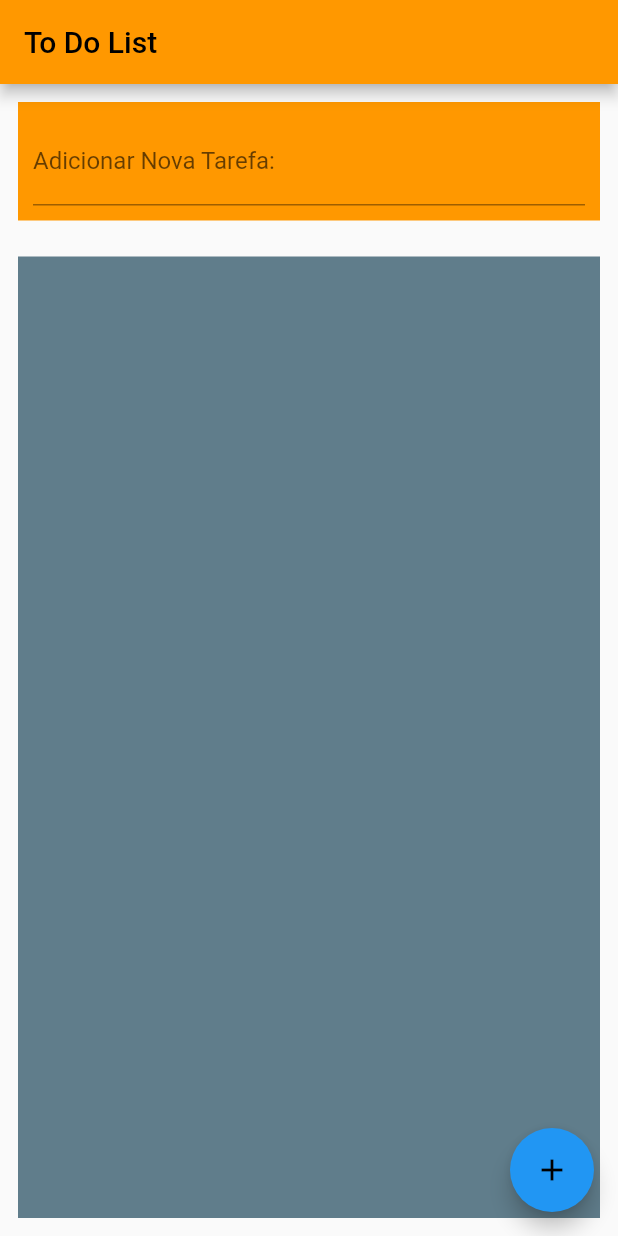
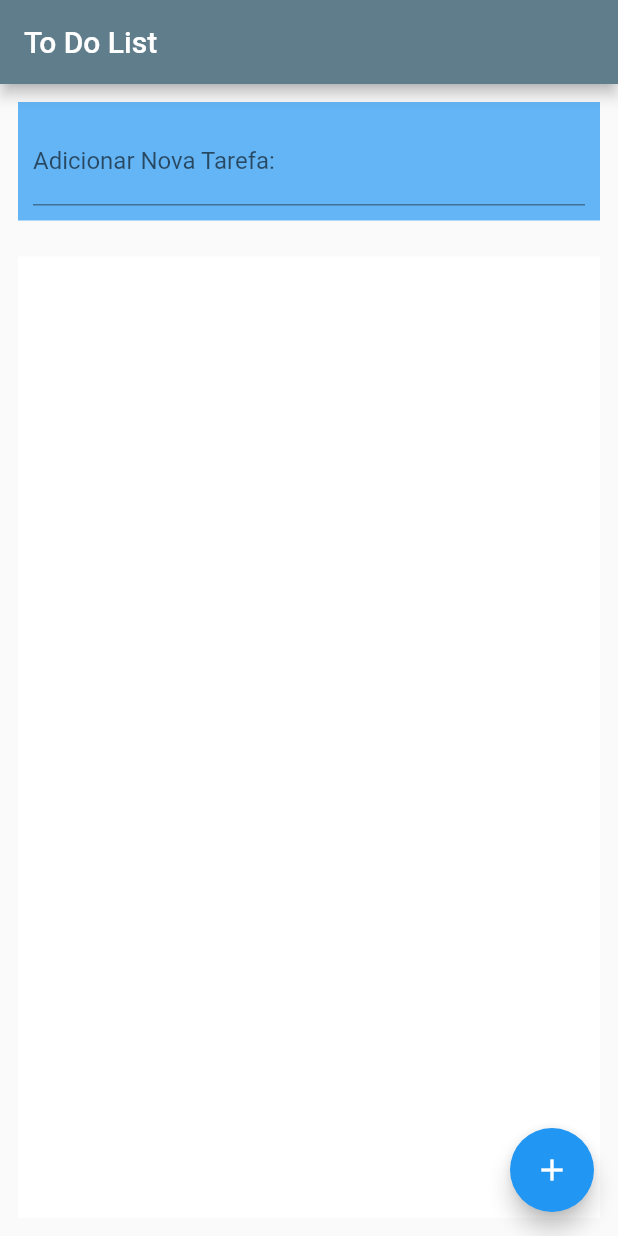
Before and after one commit to Julio-JC/Lista_de_Tarefas, a Flutter app: the screen it shows after launch, on a phone screen of 412 x 824 dp. Run offline on Flutter 3.47's test engine with Material 2 defaults, Android fonts, the phone set to English and light mode, and no system bars; our stand-ins replace shared_preferences.

Commit message:
Atualização

```diff
--- a/lista_de_tarefas/lib/home_page.dart
+++ b/lista_de_tarefas/lib/home_page.dart
@@ -1,5 +1,4 @@
 import 'dart:convert';
-
 import 'package:flutter/material.dart';
 import 'package:shared_preferences/shared_preferences.dart';
 import 'models/item.dart';
@@ -38,6 +37,7 @@ class _HomePageState extends State<HomePage> {
         Item(tarefa: controleDeTarefa.text, done: false),
       );
       controleDeTarefa.clear();
+      save();
     });
   }
 
@@ -45,18 +45,34 @@ class _HomePageState extends State<HomePage> {
   void remover(int index) {
     setState(() {
       widget.item.removeAt(index);
+      save();
     });
   }
 
-  // é criado uma função() assincrona por que ela não ocorre em tempo real, por istro usa o async{}
+  // é criado uma função() assincrona por que ela não ocorre em tempo real, por isto usa o async{}
   // Ele vai aguardar até que o SharedPreferences.getInstance() seja carregado.
+  // A documentação mostra como usar a API e como usar a shered pefeence com o await.
   Future carregar() async {
     var prefs = await SharedPreferences.getInstance();
-    var dados = prefs.getString('dados');
+    var data = prefs.getString('data');
 
-    if (dados != null) {
-      Iterable decoded = jsonDecode(dados);
+    if (data != null) {
+      Iterable decoded = jsonDecode(data);
+      List<Item> resultado = decoded.map((e) => Item.fromJason(e)).toList();
+      setState(() {
+        widget.item = resultado;
+      });
     }
+  }
+
+  //Chamado o contrutor da HomePageState() e para chamar o método load() dentro dele (por que ??)
+  _HomePageState() {
+    carregar();
+  }
+
+  save() async {
+    var prefs = await SharedPreferences.getInstance();
+    await prefs.setString('data', jsonEncode(widget.item));
   }
 
   @override
@@ -70,14 +86,19 @@ class _HomePageState extends State<HomePage> {
           Padding(
             padding: EdgeInsets.all(12),
             child: Container(
-              color: Colors.orange,
+              color: Colors.blue.shade300,
               child: Padding(
                 padding: EdgeInsets.all(10),
                 child: TextFormField(
                   controller: controleDeTarefa,
+                  style: TextStyle(
+                    color: Colors.white,
+                  ),
                   keyboardType: TextInputType.text,
-                  decoration:
-                      InputDecoration(labelText: 'Adicionar Nova Tarefa: '),
+                  decoration: InputDecoration(
+                    labelText: 'Adicionar Nova Tarefa:',
+                    helperStyle: TextStyle(color: Colors.white),
+                  ),
                 ),
               ),
             ),
@@ -86,7 +107,7 @@ class _HomePageState extends State<HomePage> {
             child: Padding(
               padding: EdgeInsets.all(12),
               child: Container(
-                color: Colors.blueGrey,
+                color: Colors.white,
                 // ListView.bilder() cria uma matriz rolavel na tela criada sob demanda.
                 child: SafeArea(
                   child: ListView.builder(
@@ -104,6 +125,7 @@ class _HomePageState extends State<HomePage> {
                           onChanged: (value) {
                             setState(() {
                               item.done = value!;
+                              save();
                             });
                           },
                           //O CheckboxListTile precisa de key que deve ser um item unico
--- a/lista_de_tarefas/lib/main.dart
+++ b/lista_de_tarefas/lib/main.dart
@@ -1,5 +1,6 @@
 import 'package:flutter/material.dart';
 import 'home_page.dart';
+import 'package:flutter/src/material/colors.dart';
 
 void main() => runApp(App());
 
@@ -8,9 +9,7 @@ class App extends StatelessWidget {
   Widget build(BuildContext context) {
     return MaterialApp(
       title: 'Lista de Tarefas App',
-      theme: ThemeData(
-        primarySwatch: Colors.orange,
-      ),
+      theme: ThemeData(primarySwatch: Colors.blueGrey),
       home: HomePage(),
     );
   }
--- a/lista_de_tarefas/lib/models/item.dart
+++ b/lista_de_tarefas/lib/models/item.dart
@@ -3,6 +3,7 @@ class Item {
   late bool done;
 
   Item({required this.tarefa, required this.done});
+
   // Json é um padão para troca e armazenamento de informaçãoes
   // todo json começa e termina com um {} e seus dados são representados em pares
   Item.fromJason(Map<String, dynamic> json) {
```
